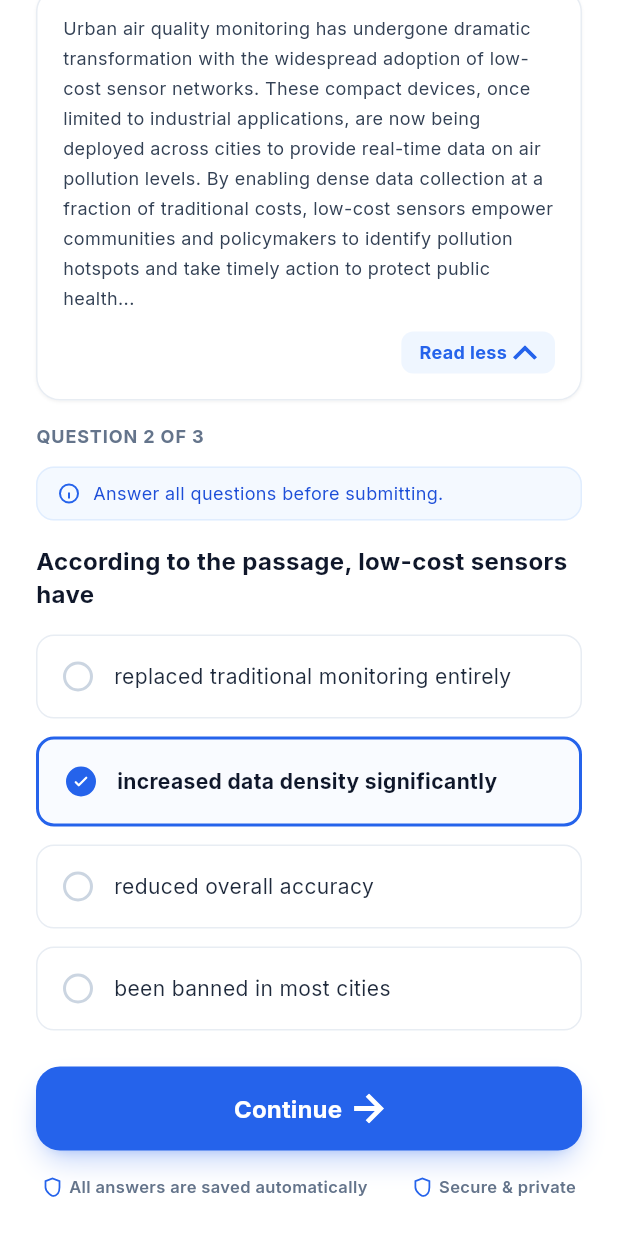
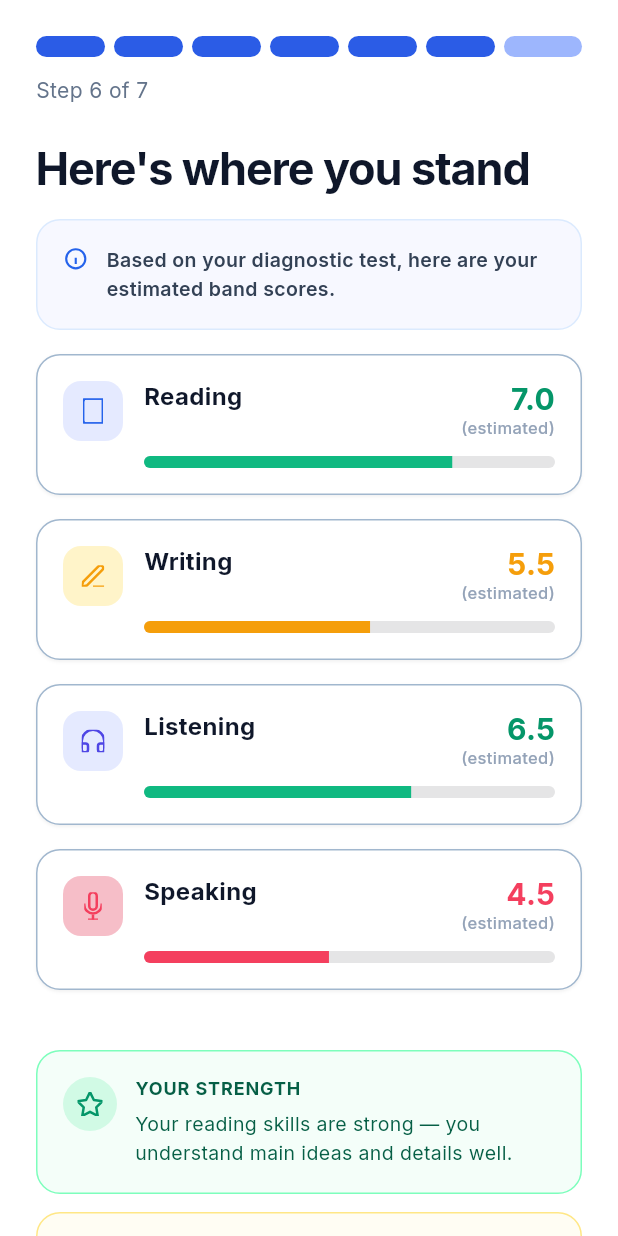
Before and after one commit to MominaYaqoob/Linguatude, a Flutter app: the OnboardingDiagnosticReadingScreen screen opened directly, scrolled down 176 dp, after a tap on "Continue", on a phone screen of 412 x 824 dp. Run offline on Flutter 3.47's test engine with Material 3 defaults, Android fonts, the phone set to English and light mode, and no system bars; our stand-ins replace device_preview, flutter_svg, google_fonts.

Commit message:
Add ONBD-007 Diagnostic Results screen, wire it after the Reading section
Builds OnboardingDiagnosticResultsScreen (Figma node 22:1281): step
progress (6/7), estimated band scores for Reading/Writing/Listening/
Speaking with progress bars, a strength/focus-area insight pair, and an
AI-estimate disclaimer, matching the exact colors and copy from the
Figma export. Extracts the screen's icons as real SVGs into
assets/icons/onboarding/ instead of Material Icon placeholders, and adds
the new color tokens to AppColors.

Wires OnboardingDiagnosticReadingScreen's Continue button to this new
screen — it previously had nowhere to go since Writing/Speaking aren't
built yet.

Co-Authored-By: Claude Sonnet 5 <noreply@anthropic.com>
Claude-Session: https://claude.ai/code/session_015RJCJrEnHn2Sp7oeeVqgRg

```diff
--- a/lib/screens/onboarding/onboarding_diagnostic_reading_screen.dart
+++ b/lib/screens/onboarding/onboarding_diagnostic_reading_screen.dart
@@ -5,6 +5,7 @@ import 'package:flutter_svg/flutter_svg.dart';
 import 'package:google_fonts/google_fonts.dart';
 
 import '../../theme/app_colors.dart';
+import 'onboarding_diagnostic_results_screen.dart';
 
 class OnboardingDiagnosticReadingScreen extends StatefulWidget {
   const OnboardingDiagnosticReadingScreen({super.key});
@@ -70,7 +71,11 @@ class _OnboardingDiagnosticReadingScreenState
 
   void _continue() {
     if (_selectedOption == null) return;
-    // ONBD-006 Writing/Speaking sections are not built yet — nothing further to navigate to.
+    Navigator.of(context).push(
+      MaterialPageRoute(
+        builder: (_) => const OnboardingDiagnosticResultsScreen(),
+      ),
+    );
   }
 
   @override
--- /dev/null
+++ b/lib/screens/onboarding/onboarding_diagnostic_results_screen.dart
@@ -0,0 +1,426 @@
+import 'package:flutter/material.dart';
+import 'package:flutter_svg/flutter_svg.dart';
+import 'package:google_fonts/google_fonts.dart';
+
+import '../../theme/app_colors.dart';
+import '../../widgets/onboarding/onboarding_continue_button.dart';
+
+class _BandScore {
+  const _BandScore({
+    required this.label,
+    required this.icon,
+    required this.iconBackground,
+    required this.score,
+    required this.progress,
+    required this.progressColor,
+    required this.scoreColor,
+  });
+
+  final String label;
+  final String icon;
+  final Color iconBackground;
+  final String score;
+  final double progress;
+  final Color progressColor;
+  final Color scoreColor;
+}
+
+class OnboardingDiagnosticResultsScreen extends StatelessWidget {
+  const OnboardingDiagnosticResultsScreen({super.key});
+
+  static const _currentStep = 6;
+  static const _totalSteps = 7;
+
+  static const _scores = [
+    _BandScore(
+      label: 'Reading',
+      icon: 'assets/icons/onboarding/results_book.svg',
+      iconBackground: AppColors.resultsIconBgBlue,
+      score: '7.0',
+      progress: 0.75,
+      progressColor: AppColors.resultsProgressGreen,
+      scoreColor: AppColors.resultsScoreGreen,
+    ),
+    _BandScore(
+      label: 'Writing',
+      icon: 'assets/icons/onboarding/results_pencil.svg',
+      iconBackground: AppColors.resultsIconBgAmber,
+      score: '5.5',
+      progress: 0.55,
+      progressColor: AppColors.resultsAmber,
+      scoreColor: AppColors.resultsAmber,
+    ),
+    _BandScore(
+      label: 'Listening',
+      icon: 'assets/icons/onboarding/results_headphones.svg',
+      iconBackground: AppColors.resultsIconBgBlue,
+      score: '6.5',
+      progress: 0.65,
+      progressColor: AppColors.resultsProgressGreen,
+      scoreColor: AppColors.resultsScoreGreen,
+    ),
+    _BandScore(
+      label: 'Speaking',
+      icon: 'assets/icons/onboarding/results_mic.svg',
+      iconBackground: AppColors.resultsIconBgRose,
+      score: '4.5',
+      progress: 0.45,
+      progressColor: AppColors.resultsRose,
+      scoreColor: AppColors.resultsRose,
+    ),
+  ];
+
+  void _continue(BuildContext context) {
+    // Study plan screen is not built yet — nothing further to navigate to.
+  }
+
+  @override
+  Widget build(BuildContext context) {
+    return Scaffold(
+      backgroundColor: AppColors.white,
+      body: SafeArea(
+        child: SingleChildScrollView(
+          padding: const EdgeInsets.all(24),
+          child: Column(
+            crossAxisAlignment: CrossAxisAlignment.stretch,
+            children: [
+              _buildStepProgress(),
+              const SizedBox(height: 24),
+              Text(
+                "Here's where you stand",
+                style: GoogleFonts.inter(
+                  fontSize: 30,
+                  fontWeight: FontWeight.w700,
+                  height: 36 / 30,
+                  letterSpacing: -0.75,
+                  color: AppColors.slate,
+                ),
+              ),
+              const SizedBox(height: 16),
+              _buildInfoBanner(),
+              const SizedBox(height: 16),
+              for (var i = 0; i < _scores.length; i++) ...[
+                if (i > 0) const SizedBox(height: 16),
+                _buildScoreCard(_scores[i]),
+              ],
+              const SizedBox(height: 40),
+              _buildStrengthCard(),
+              const SizedBox(height: 12),
+              _buildFocusCard(),
+              const SizedBox(height: 12),
+              _buildDisclaimerCard(),
+              const SizedBox(height: 40),
+              OnboardingContinueButton(
+                label: 'See My Study Plan',
+                onPressed: () => _continue(context),
+              ),
+            ],
+          ),
+        ),
+      ),
+    );
+  }
+
+  Widget _buildStepProgress() {
+    return Column(
+      crossAxisAlignment: CrossAxisAlignment.start,
+      children: [
+        Row(
+          children: List.generate(_totalSteps, (index) {
+            final active = index < _currentStep;
+            return Expanded(
+              child: Padding(
+                padding: EdgeInsets.only(
+                  right: index == _totalSteps - 1 ? 0 : 6,
+                ),
+                child: Container(
+                  height: 14,
+                  decoration: BoxDecoration(
+                    color: active
+                        ? AppColors.primaryButton
+                        : AppColors.progressInactive,
+                    borderRadius: BorderRadius.circular(9999),
+                  ),
+                ),
+              ),
+            );
+          }),
+        ),
+        const SizedBox(height: 12),
+        Text(
+          'Step $_currentStep of $_totalSteps',
+          style: GoogleFonts.inter(
+            fontSize: 14,
+            fontWeight: FontWeight.w400,
+            height: 20 / 14,
+            color: AppColors.slateMuted,
+          ),
+        ),
+      ],
+    );
+  }
+
+  Widget _buildInfoBanner() {
+    return Container(
+      width: double.infinity,
+      padding: const EdgeInsets.all(17),
+      decoration: BoxDecoration(
+        color: AppColors.diagBannerBg,
+        borderRadius: BorderRadius.circular(16),
+        border: Border.all(color: AppColors.diagBannerBorder),
+      ),
+      child: Row(
+        crossAxisAlignment: CrossAxisAlignment.start,
+        children: [
+          SvgPicture.asset(
+            'assets/icons/onboarding/diag_info_circle.svg',
+            width: 17,
+            height: 17,
+            fit: BoxFit.contain,
+          ),
+          const SizedBox(width: 12),
+          Expanded(
+            child: Text(
+              'Based on your diagnostic test, here are your estimated band scores.',
+              style: GoogleFonts.inter(
+                fontSize: 13,
+                fontWeight: FontWeight.w600,
+                height: 19 / 13,
+                color: AppColors.slateBody,
+              ),
+            ),
+          ),
+        ],
+      ),
+    );
+  }
+
+  Widget _buildScoreCard(_BandScore item) {
+    return Container(
+      padding: const EdgeInsets.all(17),
+      decoration: BoxDecoration(
+        color: AppColors.white,
+        borderRadius: BorderRadius.circular(16),
+        border: Border.all(color: AppColors.targetBorder),
+        boxShadow: const [
+          BoxShadow(
+            color: Color(0x0D000000),
+            offset: Offset(0, 1),
+            blurRadius: 1,
+          ),
+        ],
+      ),
+      child: Row(
+        crossAxisAlignment: CrossAxisAlignment.start,
+        children: [
+          Container(
+            width: 40,
+            height: 40,
+            decoration: BoxDecoration(
+              color: item.iconBackground,
+              borderRadius: BorderRadius.circular(12),
+            ),
+            alignment: Alignment.center,
+            child: SvgPicture.asset(item.icon, fit: BoxFit.contain),
+          ),
+          const SizedBox(width: 14),
+          Expanded(
+            child: Column(
+              crossAxisAlignment: CrossAxisAlignment.start,
+              children: [
+                Row(
+                  crossAxisAlignment: CrossAxisAlignment.start,
+                  mainAxisAlignment: MainAxisAlignment.spaceBetween,
+                  children: [
+                    Text(
+                      item.label,
+                      style: GoogleFonts.inter(
+                        fontSize: 16,
+                        fontWeight: FontWeight.w700,
+                        height: 20 / 16,
+                        color: AppColors.slate,
+                      ),
+                    ),
+                    Column(
+                      crossAxisAlignment: CrossAxisAlignment.end,
+                      children: [
+                        Text(
+                          item.score,
+                          style: GoogleFonts.inter(
+                            fontSize: 20,
+                            fontWeight: FontWeight.w700,
+                            height: 24 / 20,
+                            color: item.scoreColor,
+                          ),
+                        ),
+                        Text(
+                          '(estimated)',
+                          style: GoogleFonts.inter(
+                            fontSize: 11,
+                            fontWeight: FontWeight.w500,
+                            height: 14 / 11,
+                            color: AppColors.dateHint,
+                          ),
+                        ),
+                      ],
+                    ),
+                  ],
+                ),
+                const SizedBox(height: 12),
+                ClipRRect(
+                  borderRadius: BorderRadius.circular(4),
+                  child: SizedBox(
+                    height: 8,
+                    child: Stack(
+                      children: [
+                        Container(color: AppColors.resultsTrackBg),
+                        FractionallySizedBox(
+                          widthFactor: item.progress.clamp(0, 1),
+                          child: Container(color: item.progressColor),
+                        ),
+                      ],
+                    ),
+                  ),
+                ),
+              ],
+            ),
+          ),
+        ],
+      ),
+    );
+  }
+
+  Widget _buildInsightCard({
+    required String icon,
+    required Color background,
+    required Color border,
+    required Color iconBackground,
+    required Color textColor,
+    required String title,
+    required String body,
+  }) {
+    return Container(
+      width: double.infinity,
+      padding: const EdgeInsets.all(17),
+      decoration: BoxDecoration(
+        color: background,
+        borderRadius: BorderRadius.circular(16),
+        border: Border.all(color: border),
+      ),
+      child: Row(
+        crossAxisAlignment: CrossAxisAlignment.start,
+        children: [
+          Container(
+            width: 36,
+            height: 36,
+            decoration: BoxDecoration(
+              color: iconBackground,
+              shape: BoxShape.circle,
+            ),
+            alignment: Alignment.center,
+            child: SvgPicture.asset(icon, fit: BoxFit.contain),
+          ),
+          const SizedBox(width: 12),
+          Expanded(
+            child: Column(
+              crossAxisAlignment: CrossAxisAlignment.start,
+              children: [
+                Text(
+                  title,
+                  style: GoogleFonts.inter(
+                    fontSize: 12,
+                    fontWeight: FontWeight.w700,
+                    height: 16 / 12,
+                    letterSpacing: 0.6,
+                    color: textColor,
+                  ),
+                ),
+                const SizedBox(height: 6),
+                Text(
+                  body,
+                  style: GoogleFonts.inter(
+                    fontSize: 13,
+                    fontWeight: FontWeight.w400,
+                    height: 19 / 13,
+                    color: textColor,
+                  ),
+                ),
+              ],
+            ),
+          ),
+        ],
+      ),
+    );
+  }
+
+  Widget _buildStrengthCard() {
+    return _buildInsightCard(
+      icon: 'assets/icons/onboarding/results_star.svg',
+      background: AppColors.resultsStrengthBg,
+      border: AppColors.resultsStrengthBorder,
+      iconBackground: AppColors.resultsStrengthIconBg,
+      textColor: AppColors.resultsStrengthText,
+      title: 'YOUR STRENGTH',
+      body:
+          'Your reading skills are strong — you understand main ideas and '
+          'details well.',
+    );
+  }
+
+  Widget _buildFocusCard() {
+    return _buildInsightCard(
+      icon: 'assets/icons/onboarding/results_target.svg',
+      background: AppColors.resultsFocusBg,
+      border: AppColors.resultsFocusBorder,
+      iconBackground: AppColors.resultsFocusIconBg,
+      textColor: AppColors.resultsFocusText,
+      title: 'FOCUS AREA',
+      body:
+          "Speaking is your lowest area right now — let's work on "
+          'confidence and fluency.',
+    );
+  }
+
+  Widget _buildDisclaimerCard() {
+    return Container(
+      width: double.infinity,
+      padding: const EdgeInsets.all(17),
+      decoration: BoxDecoration(
+        color: AppColors.gray50,
+        borderRadius: BorderRadius.circular(16),
+        border: Border.all(color: AppColors.resultsNoticeBorder),
+      ),
+      child: Row(
+        crossAxisAlignment: CrossAxisAlignment.start,
+        children: [
+          Container(
+            width: 36,
+            height: 36,
+            decoration: BoxDecoration(
+              color: AppColors.resultsNoticeIconBg,
+              shape: BoxShape.circle,
+            ),
+            alignment: Alignment.center,
+            child: SvgPicture.asset(
+              'assets/icons/onboarding/results_sparkle.svg',
+              fit: BoxFit.contain,
+            ),
+          ),
+          const SizedBox(width: 12),
+          Expanded(
+            child: Text(
+              'These scores are AI-estimated for self-assessment purposes '
+              'only. They are not official IELTS results',
+              style: GoogleFonts.inter(
+                fontSize: 13,
+                fontWeight: FontWeight.w400,
+                height: 19 / 13,
+                color: AppColors.diagOptionText,
+              ),
+            ),
+          ),
+        ],
+      ),
+    );
+  }
+}
--- a/lib/theme/app_colors.dart
+++ b/lib/theme/app_colors.dart
@@ -77,4 +77,25 @@ abstract final class AppColors {
   static const diagChipBg = Color(0xFFEFF6FF);
   static const diagContinueShadow = Color(0x402563EB);
   static const diagBodyText = Color(0xFF1E293B);
+
+  // Diagnostic Results (ONBD-007)
+  static const resultsTrackBg = Color(0xFFE5E5E6);
+  static const resultsIconBgBlue = Color(0xFFE5EAFF);
+  static const resultsIconBgAmber = Color(0xFFFFF4C9);
+  static const resultsIconBgRose = Color(0xFFF6BEC8);
+  static const resultsProgressGreen = Color(0xFF10B981);
+  static const resultsScoreGreen = Color(0xFF059669);
+  static const resultsAmber = Color(0xFFF59E0B);
+  static const resultsRose = Color(0xFFF43F5E);
+  static const resultsIndigo = Color(0xFF4F46E5);
+  static const resultsStrengthBg = Color(0x99ECFDF5);
+  static const resultsStrengthBorder = Color(0xFF7DFEBC);
+  static const resultsStrengthIconBg = Color(0xFFD1FAE5);
+  static const resultsStrengthText = Color(0xFF065F46);
+  static const resultsFocusBg = Color(0x99FFFBEB);
+  static const resultsFocusBorder = Color(0xFFFFE786);
+  static const resultsFocusIconBg = Color(0xFFFEF3C7);
+  static const resultsFocusText = Color(0xFF92400E);
+  static const resultsNoticeBorder = Color(0x997CB3FB);
+  static const resultsNoticeIconBg = Color(0xB3DBEAFE);
 }
```
Also changed, not shown: assets/icons/onboarding/results_book.svg (added), assets/icons/onboarding/results_headphones.svg (added), assets/icons/onboarding/results_mic.svg (added), assets/icons/onboarding/results_pencil.svg (added), assets/icons/onboarding/results_sparkle.svg (added), assets/icons/onboarding/results_star.svg (added), assets/icons/onboarding/results_target.svg (added).
